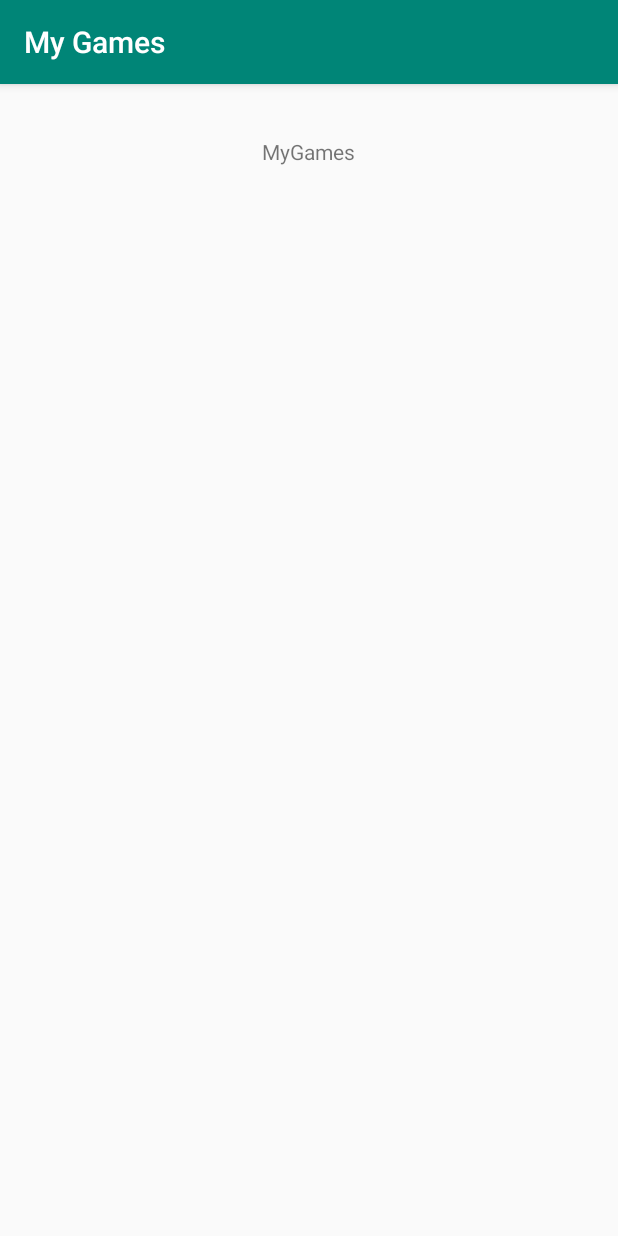
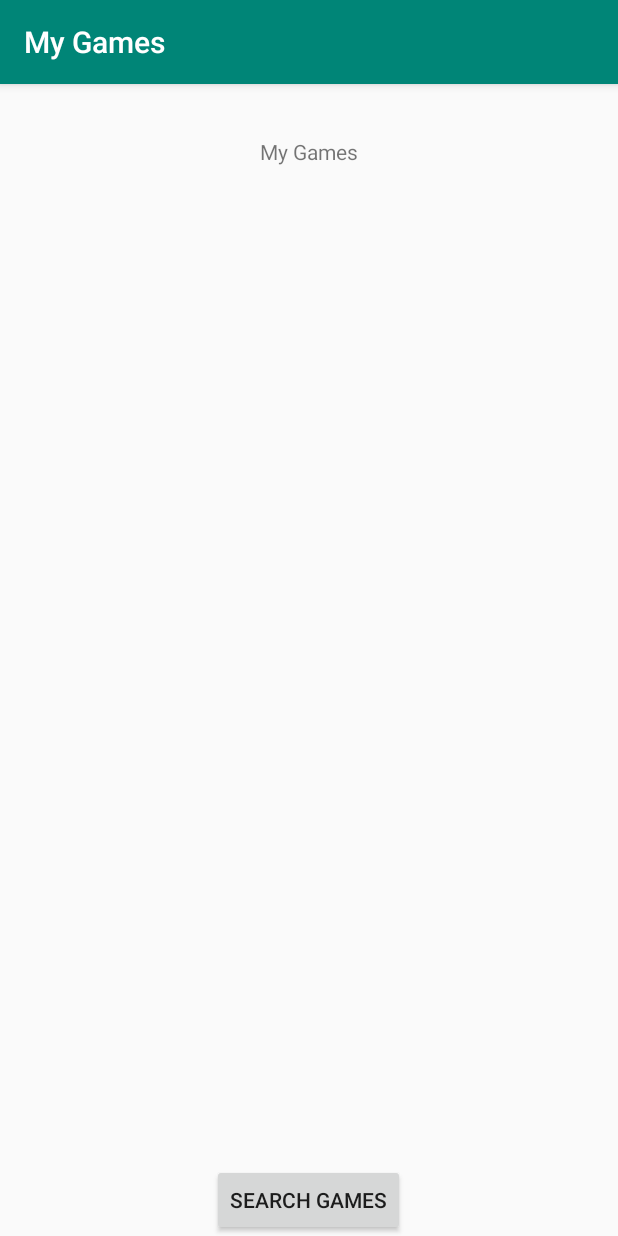
Before and after one commit to dutdavid/MyGames, an Android app: the screen it shows after launch (MainActivity), on a phone screen of 412 x 824 dp. Run offline under Robolectric (Android 15) with nearby library versions, the phone set to English and light mode, and no system bars.

Commit message:
search games button

```diff
--- a/app/src/main/res/layout/activity_main.xml
+++ b/app/src/main/res/layout/activity_main.xml
@@ -1,12 +1,24 @@
 <?xml version="1.0" encoding="utf-8"?>
 <RelativeLayout xmlns:android="http://schemas.android.com/apk/res/android"
-    android:layout_width="match_parent" android:layout_height="match_parent">
+    xmlns:tools="http://schemas.android.com/tools"
+    android:layout_width="match_parent"
+    android:layout_height="match_parent"
+    tools:context="com.moringa.mygames.MainActivity">
 
     <TextView
         android:layout_width="wrap_content"
         android:layout_height="wrap_content"
-        android:text="MyGames"
+        android:text="My Games"
         android:layout_alignParentTop="true"
         android:layout_centerHorizontal="true"
-        android:layout_marginTop="35dp"/>
+        android:layout_marginTop="35dp"
+        android:id="@+id/textView" />
+
+    <Button
+        android:layout_width="wrap_content"
+        android:layout_height="wrap_content"
+        android:text="Search Games"
+        android:id="@+id/button"
+        android:layout_alignParentBottom="true"
+        android:layout_centerHorizontal="true" />
 </RelativeLayout>
```
